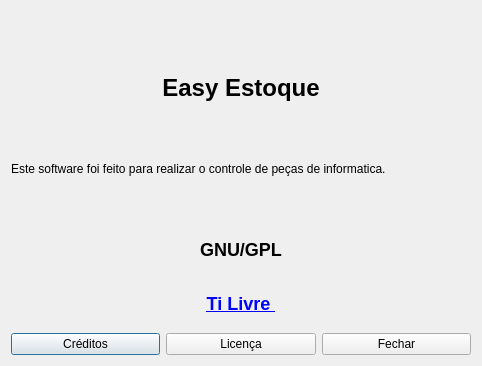
This is telas/sobre.ui in alissonbf/projeto-coopervap as Qt 5 draws it before an edit. The edited form follows.
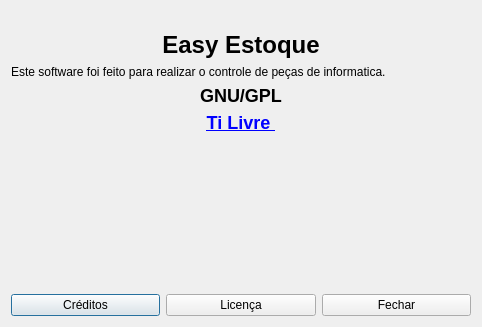
This is the edited form. Icons and pictures are not drawn.

The edit to the form file:
```diff
--- a/telas/sobre.ui
+++ b/telas/sobre.ui
@@ -7,7 +7,7 @@
     <x>0</x>
     <y>0</y>
     <width>482</width>
-    <height>366</height>
+    <height>327</height>
    </rect>
   </property>
   <property name="windowTitle">
@@ -84,6 +84,19 @@
      </item>
     </layout>
    </item>
+   <item>
+    <spacer name="verticalSpacer">
+     <property name="orientation">
+      <enum>Qt::Vertical</enum>
+     </property>
+     <property name="sizeHint" stdset="0">
+      <size>
+       <width>20</width>
+       <height>31</height>
+      </size>
+     </property>
+    </spacer>
+   </item>
    <item>
     <layout class="QHBoxLayout" name="horizontalLayout">
      <item>
```
